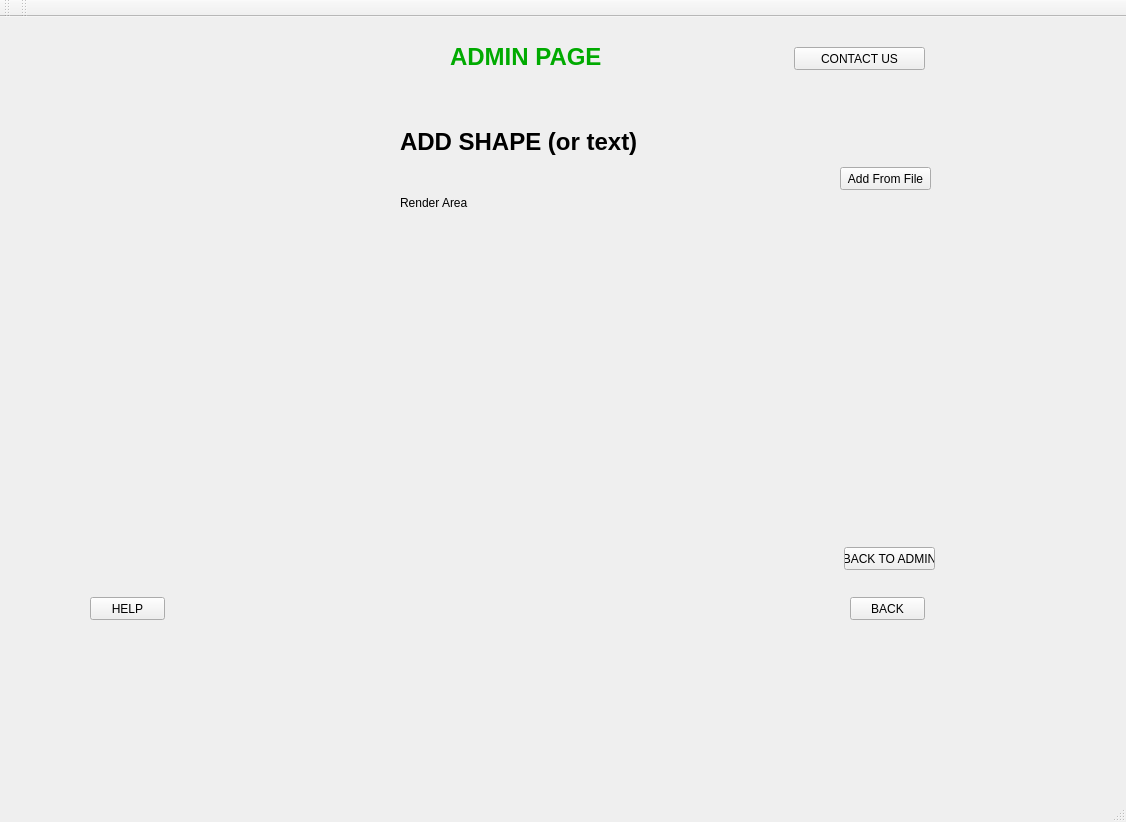
First picture: the form in mainwindow.ui, repository TheSoullessOne/Group-Project-2, before the edit.
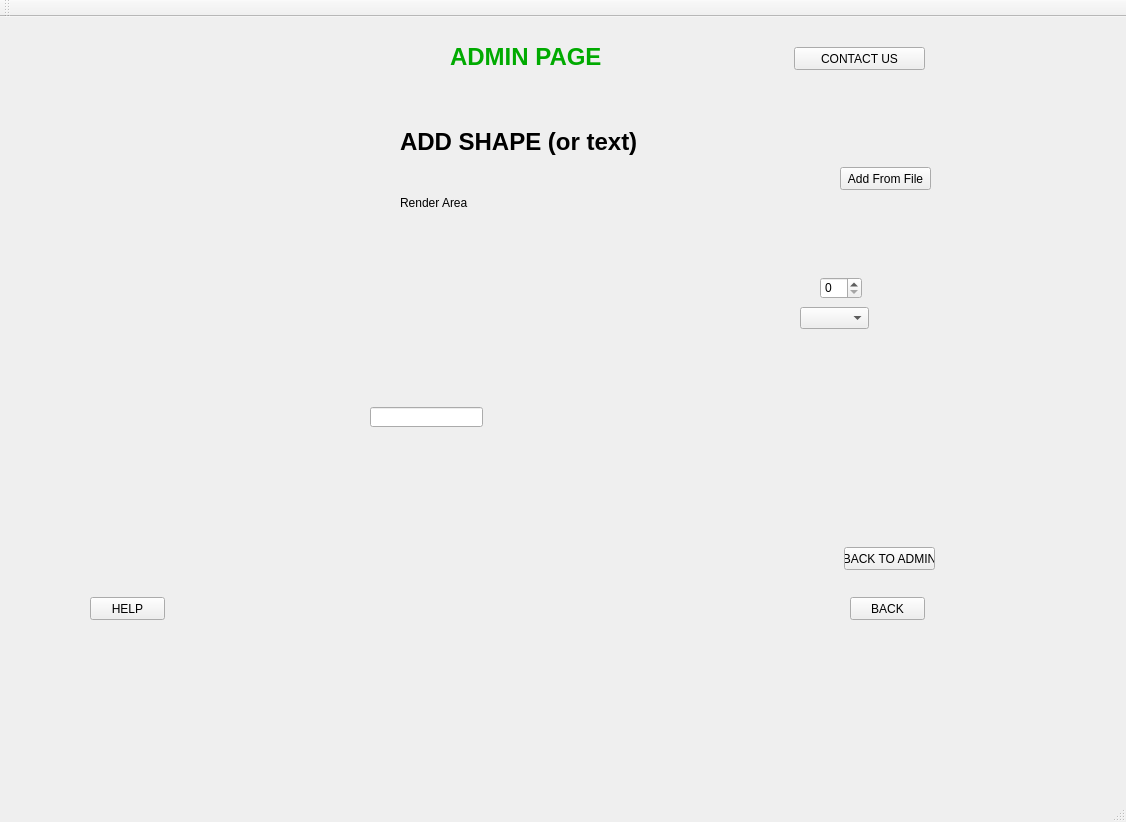
Second picture: the form after the edit. Custom widgets are drawn as their Qt base class.

The edit to the form file:
```diff
--- a/mainwindow.ui
+++ b/mainwindow.ui
@@ -321,6 +321,36 @@
          <string>Render Area</string>
         </property>
        </widget>
+       <widget class="QSpinBox" name="spinBox">
+        <property name="geometry">
+         <rect>
+          <x>750</x>
+          <y>190</y>
+          <width>42</width>
+          <height>22</height>
+         </rect>
+        </property>
+       </widget>
+       <widget class="QComboBox" name="comboBox">
+        <property name="geometry">
+         <rect>
+          <x>730</x>
+          <y>220</y>
+          <width>69</width>
+          <height>22</height>
+         </rect>
+        </property>
+       </widget>
+       <widget class="QLineEdit" name="lineEdit">
+        <property name="geometry">
+         <rect>
+          <x>300</x>
+          <y>320</y>
+          <width>113</width>
+          <height>20</height>
+         </rect>
+        </property>
+       </widget>
       </widget>
       <widget class="QWidget" name="remove_page">
        <widget class="QPushButton" name="back2AdminButt_2">
@@ -621,14 +651,6 @@
     </rect>
    </property>
   </widget>
-  <widget class="QToolBar" name="mainToolBar">
-   <attribute name="toolBarArea">
-    <enum>TopToolBarArea</enum>
-   </attribute>
-   <attribute name="toolBarBreak">
-    <bool>false</bool>
-   </attribute>
-  </widget>
   <widget class="QStatusBar" name="statusBar"/>
  </widget>
  <layoutdefault spacing="6" margin="11"/>
```
